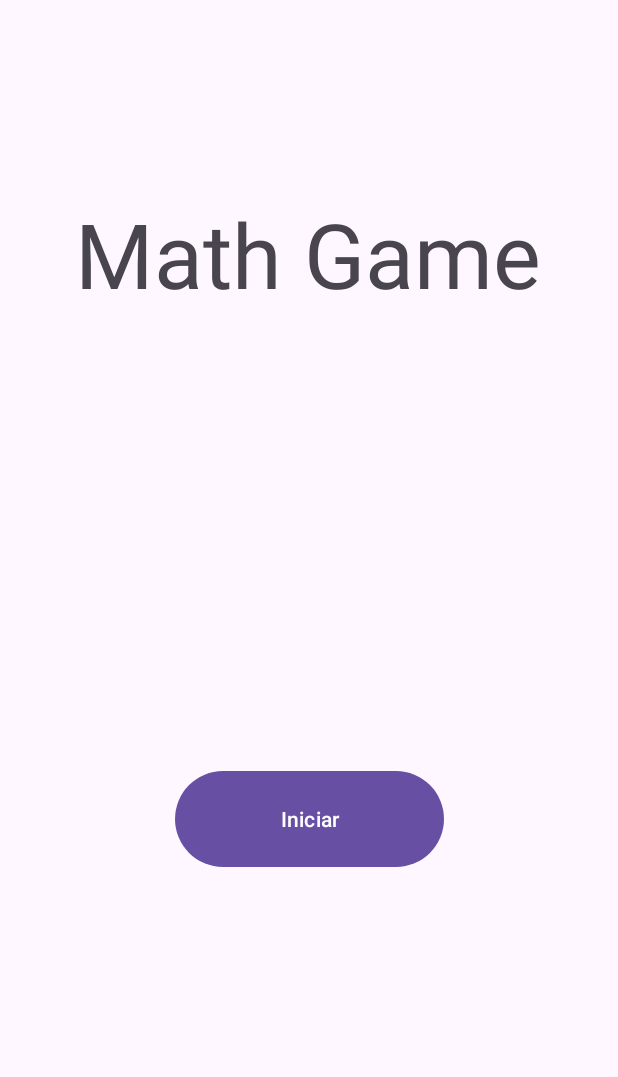
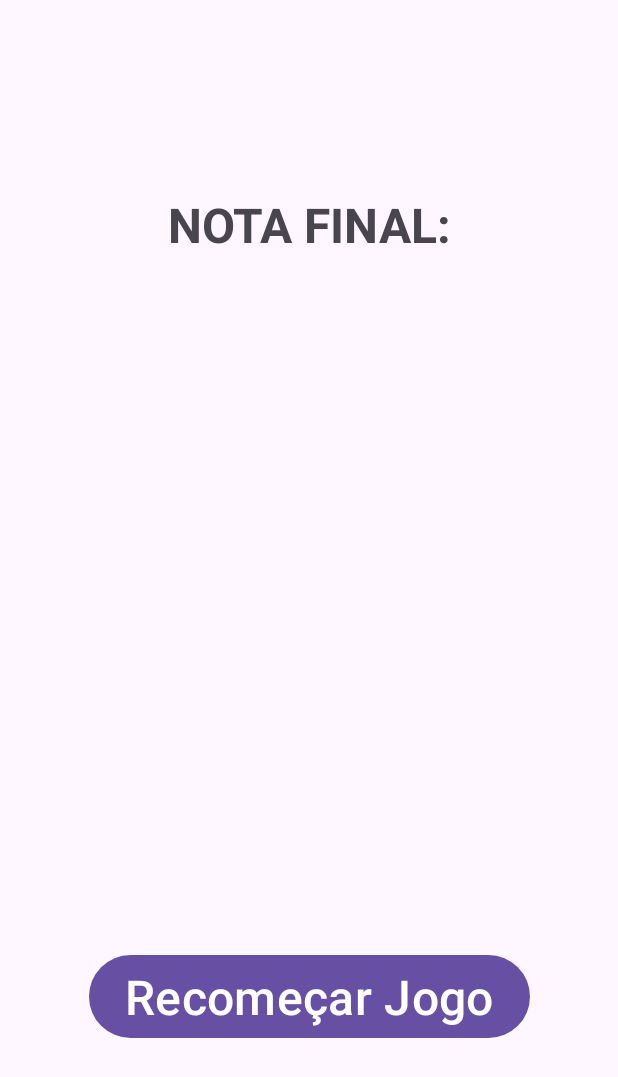
Before and after one commit to raulbana/prova-mobile, an Android app: the screen it shows after launch (MainActivity before the commit, FinalScreen after it), after a tap on "Iniciar", on a phone screen of 412 x 824 dp. Shown: the top 1077 px of the screen. Run offline under Robolectric (Android 15) with nearby library versions, the phone set to English and light mode, and no system bars.

Commit message:
feat: routes

```diff
--- a/app/src/main/java/com/appteste/avaliacao1/FinalScreen.kt
+++ b/app/src/main/java/com/appteste/avaliacao1/FinalScreen.kt
@@ -1,6 +1,8 @@
 package com.appteste.avaliacao1
 
+import android.content.Intent
 import android.os.Bundle
+import android.view.View
 import androidx.activity.enableEdgeToEdge
 import androidx.appcompat.app.AppCompatActivity
 import androidx.core.view.ViewCompat
@@ -17,4 +19,9 @@ class FinalScreen : AppCompatActivity() {
             insets
         }
     }
+    fun restartAction(view: View){
+        val intent = Intent(this, MainActivity::class.java)
+        startActivity(intent);
+
+    }
 }
--- a/app/src/main/java/com/appteste/avaliacao1/MainActivity.kt
+++ b/app/src/main/java/com/appteste/avaliacao1/MainActivity.kt
@@ -1,11 +1,13 @@
 package com.appteste.avaliacao1
 
+import android.content.Intent
 import android.os.Bundle
 import androidx.activity.enableEdgeToEdge
 import androidx.appcompat.app.AppCompatActivity
 import androidx.core.view.ViewCompat
 import androidx.core.view.WindowInsetsCompat
 import android.view.View
+
 
 class MainActivity : AppCompatActivity() {
     override fun onCreate(savedInstanceState: Bundle?) {
@@ -20,6 +22,8 @@ class MainActivity : AppCompatActivity() {
     }
 
     fun startGame(view: View){
+        val intent = Intent(this, FinalScreen::class.java)
+        startActivity(intent);
 
     }
 }
--- a/app/src/main/res/layout/activity_final_screen.xml
+++ b/app/src/main/res/layout/activity_final_screen.xml
@@ -37,6 +37,7 @@
         android:layout_width="wrap_content"
         android:layout_height="wrap_content"
         android:layout_marginBottom="128dp"
+        android:onClick="restartAction"
         android:text="Recomeçar Jogo"
         android:textSize="32sp"
         app:layout_constraintBottom_toBottomOf="parent"
--- a/app/src/main/res/layout/activity_main.xml
+++ b/app/src/main/res/layout/activity_main.xml
@@ -26,6 +26,7 @@
         android:layout_height="72dp"
         android:onClick="startGame"
         android:text="Iniciar"
+        android:textSize="24sp"
         app:layout_constraintBottom_toBottomOf="parent"
         app:layout_constraintEnd_toEndOf="parent"
         app:layout_constraintStart_toStartOf="parent"
```
